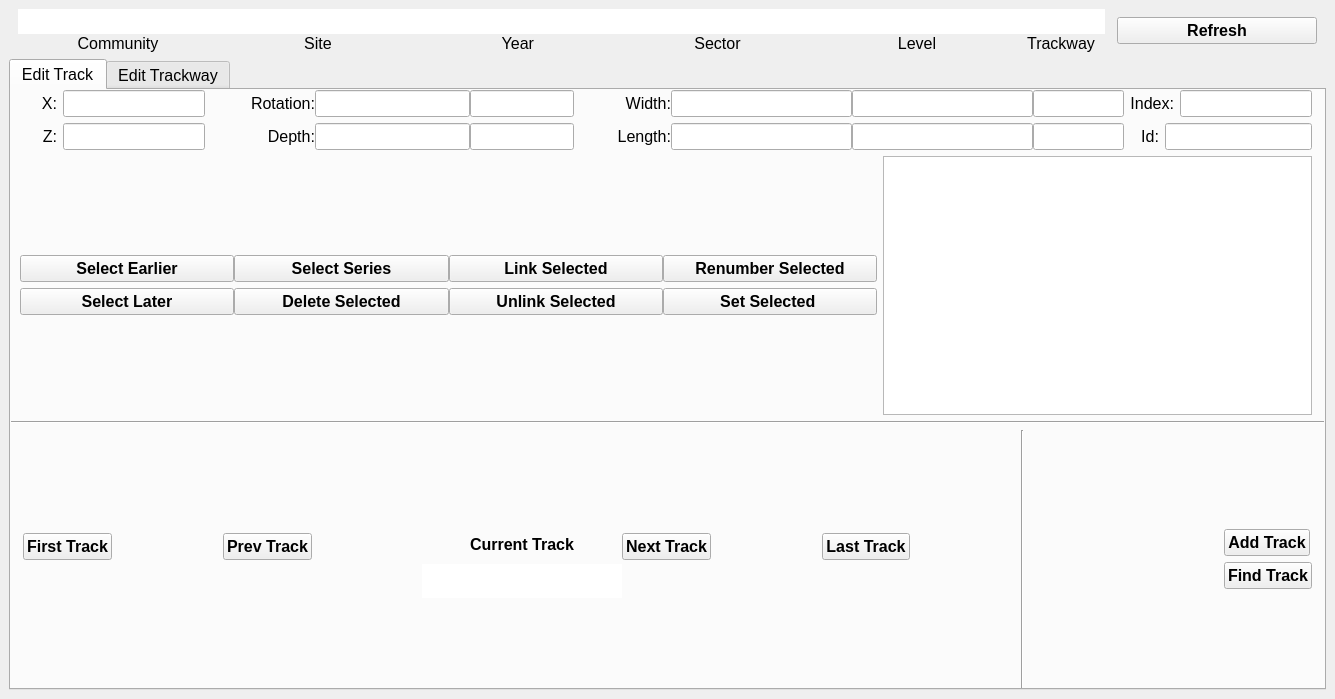
Above: resources/widget/tools/TrackwayManagerWidget/TrackwayManagerWidget.ui from sernst/Cadence before the change. Below: the same form after it.
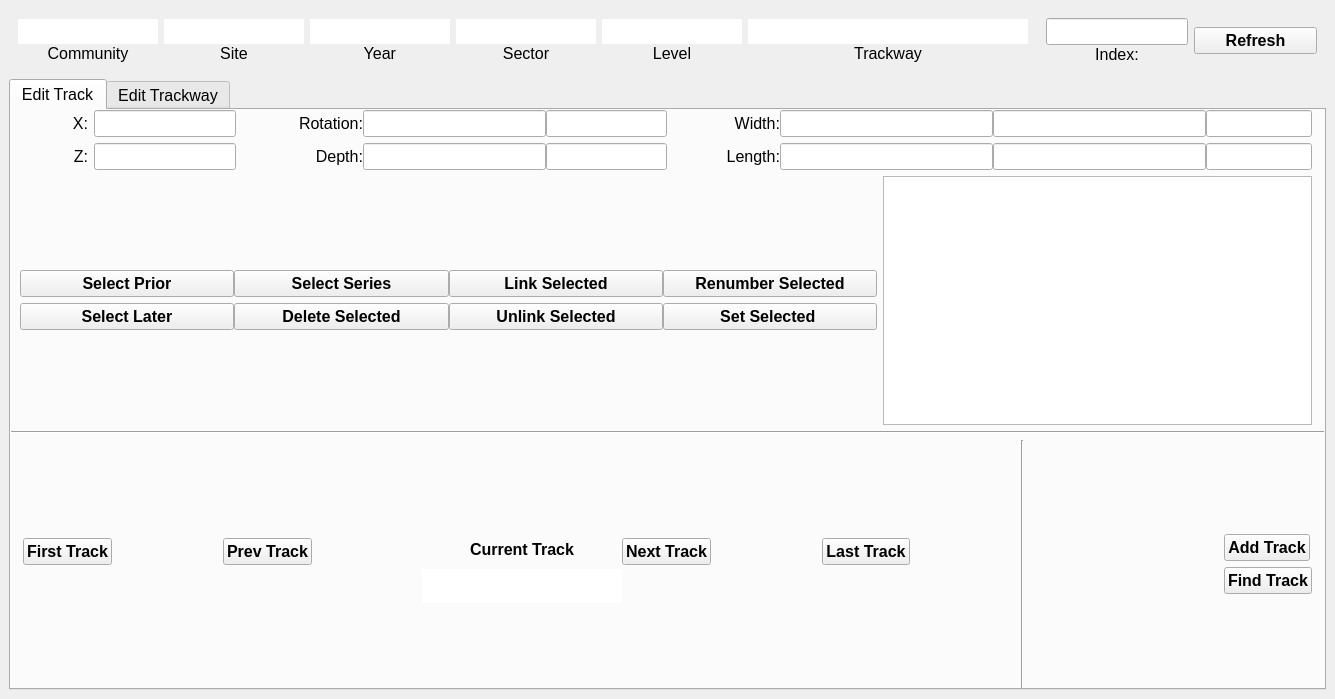
That is the form after the change. The open tabs and pages were chosen to show the change. Icons and pictures are not drawn.

Commit message: KAS: Beginning to refactor TrackwayManagerWidget to use db protocols

```diff
--- a/resources/widget/tools/TrackwayManagerWidget/TrackwayManagerWidget.ui
+++ b/resources/widget/tools/TrackwayManagerWidget/TrackwayManagerWidget.ui
@@ -54,16 +54,7 @@
           <pointsize>12</pointsize>
          </font>
         </property>
-        <layout class="QHBoxLayout" name="horizontalLayout_4" stretch="2,2,2,2,2,1,2">
-         <property name="spacing">
-          <number>0</number>
-         </property>
-         <property name="topMargin">
-          <number>0</number>
-         </property>
-         <property name="bottomMargin">
-          <number>0</number>
-         </property>
+        <layout class="QHBoxLayout" name="horizontalLayout">
          <item>
           <widget class="QWidget" name="widget" native="true">
            <property name="sizePolicy">
@@ -536,6 +527,69 @@
            </layout>
           </widget>
          </item>
+         <item>
+          <widget class="QWidget" name="widget_2" native="true">
+           <property name="sizePolicy">
+            <sizepolicy hsizetype="Expanding" vsizetype="Fixed">
+             <horstretch>0</horstretch>
+             <verstretch>0</verstretch>
+            </sizepolicy>
+           </property>
+           <layout class="QVBoxLayout" name="verticalLayout_11">
+            <property name="spacing">
+             <number>0</number>
+            </property>
+            <property name="margin">
+             <number>0</number>
+            </property>
+            <item>
+             <widget class="QLineEdit" name="indexLE">
+              <property name="sizePolicy">
+               <sizepolicy hsizetype="Expanding" vsizetype="Fixed">
+                <horstretch>0</horstretch>
+                <verstretch>0</verstretch>
+               </sizepolicy>
+              </property>
+              <property name="font">
+               <font>
+                <pointsize>12</pointsize>
+               </font>
+              </property>
+              <property name="frame">
+               <bool>true</bool>
+              </property>
+              <property name="alignment">
+               <set>Qt::AlignRight|Qt::AlignTrailing|Qt::AlignVCenter</set>
+              </property>
+             </widget>
+            </item>
+            <item>
+             <widget class="QLabel" name="indexLbl">
+              <property name="sizePolicy">
+               <sizepolicy hsizetype="Expanding" vsizetype="Fixed">
+                <horstretch>0</horstretch>
+                <verstretch>0</verstretch>
+               </sizepolicy>
+              </property>
+              <property name="font">
+               <font>
+                <pointsize>12</pointsize>
+               </font>
+              </property>
+              <property name="contextMenuPolicy">
+               <enum>Qt::DefaultContextMenu</enum>
+              </property>
+              <property name="text">
+               <string>Index:</string>
+              </property>
+              <property name="alignment">
+               <set>Qt::AlignCenter</set>
+              </property>
+             </widget>
+            </item>
+           </layout>
+          </widget>
+         </item>
          <item>
           <widget class="QPushButton" name="refreshBtn">
            <property name="sizePolicy">
@@ -597,7 +651,7 @@
               <verstretch>0</verstretch>
              </sizepolicy>
             </property>
-            <layout class="QHBoxLayout" name="horizontalLayout_15" stretch="1,2,3,1">
+            <layout class="QHBoxLayout" name="horizontalLayout_15" stretch="1,2,3">
              <property name="leftMargin">
               <number>12</number>
              </property>
@@ -1221,157 +1275,6 @@
                </layout>
               </widget>
              </item>
-             <item>
-              <widget class="QWidget" name="widget_11" native="true">
-               <property name="sizePolicy">
-                <sizepolicy hsizetype="Expanding" vsizetype="Fixed">
-                 <horstretch>0</horstretch>
-                 <verstretch>0</verstretch>
-                </sizepolicy>
-               </property>
-               <layout class="QVBoxLayout" name="verticalLayout_11" stretch="0,0">
-                <property name="margin">
-                 <number>0</number>
-                </property>
-                <item>
-                 <widget class="QWidget" name="widget_2" native="true">
-                  <property name="sizePolicy">
-                   <sizepolicy hsizetype="Expanding" vsizetype="Fixed">
-                    <horstretch>0</horstretch>
-                    <verstretch>0</verstretch>
-                   </sizepolicy>
-                  </property>
-                  <property name="font">
-                   <font>
-                    <pointsize>12</pointsize>
-                   </font>
-                  </property>
-                  <layout class="QHBoxLayout" name="horizontalLayout" stretch="1,5">
-                   <property name="spacing">
-                    <number>-1</number>
-                   </property>
-                   <property name="margin">
-                    <number>0</number>
-                   </property>
-                   <item>
-                    <widget class="QLabel" name="indexLbl">
-                     <property name="sizePolicy">
-                      <sizepolicy hsizetype="Expanding" vsizetype="Fixed">
-                       <horstretch>0</horstretch>
-                       <verstretch>0</verstretch>
-                      </sizepolicy>
-                     </property>
-                     <property name="font">
-                      <font>
-                       <pointsize>12</pointsize>
-                      </font>
-                     </property>
-                     <property name="contextMenuPolicy">
-                      <enum>Qt::DefaultContextMenu</enum>
-                     </property>
-                     <property name="text">
-                      <string>Index:</string>
-                     </property>
-                     <property name="alignment">
-                      <set>Qt::AlignRight|Qt::AlignTrailing|Qt::AlignVCenter</set>
-                     </property>
-                    </widget>
-                   </item>
-                   <item>
-                    <widget class="QLineEdit" name="indexLE">
-                     <property name="sizePolicy">
-                      <sizepolicy hsizetype="Expanding" vsizetype="Fixed">
-                       <horstretch>0</horstretch>
-                       <verstretch>0</verstretch>
-                      </sizepolicy>
-                     </property>
-                     <property name="font">
-                      <font>
-                       <pointsize>12</pointsize>
-                      </font>
-                     </property>
-                     <property name="frame">
-                      <bool>true</bool>
-                     </property>
-                     <property name="alignment">
-                      <set>Qt::AlignRight|Qt::AlignTrailing|Qt::AlignVCenter</set>
-                     </property>
-                    </widget>
-                   </item>
-                  </layout>
-                 </widget>
-                </item>
-                <item>
-                 <widget class="QWidget" name="widget_10" native="true">
-                  <property name="sizePolicy">
-                   <sizepolicy hsizetype="Expanding" vsizetype="Fixed">
-                    <horstretch>0</horstretch>
-                    <verstretch>0</verstretch>
-                   </sizepolicy>
-                  </property>
-                  <property name="font">
-                   <font>
-                    <pointsize>12</pointsize>
-                   </font>
-                  </property>
-                  <layout class="QHBoxLayout" name="horizontalLayout_5" stretch="1,5">
-                   <property name="spacing">
-                    <number>-1</number>
-                   </property>
-                   <property name="margin">
-                    <number>0</number>
-                   </property>
-                   <item>
-                    <widget class="QLabel" name="idLbl">
-                     <property name="sizePolicy">
-                      <sizepolicy hsizetype="Expanding" vsizetype="Fixed">
-                       <horstretch>0</horstretch>
-                       <verstretch>0</verstretch>
-                      </sizepolicy>
-                     </property>
-                     <property name="font">
-                      <font>
-                       <pointsize>12</pointsize>
-                      </font>
-                     </property>
-                     <property name="contextMenuPolicy">
-                      <enum>Qt::DefaultContextMenu</enum>
-                     </property>
-                     <property name="text">
-                      <string>Id:</string>
-                     </property>
-                     <property name="alignment">
-                      <set>Qt::AlignRight|Qt::AlignTrailing|Qt::AlignVCenter</set>
-                     </property>
-                    </widget>
-                   </item>
-                   <item>
-                    <widget class="QLineEdit" name="idLE">
-                     <property name="sizePolicy">
-                      <sizepolicy hsizetype="Expanding" vsizetype="Fixed">
-                       <horstretch>0</horstretch>
-                       <verstretch>0</verstretch>
-                      </sizepolicy>
-                     </property>
-                     <property name="font">
-                      <font>
-                       <pointsize>12</pointsize>
-                      </font>
-                     </property>
-                     <property name="frame">
-                      <bool>true</bool>
-                     </property>
-                     <property name="alignment">
-                      <set>Qt::AlignRight|Qt::AlignTrailing|Qt::AlignVCenter</set>
-                     </property>
-                    </widget>
-                   </item>
-                  </layout>
-                 </widget>
-                </item>
-               </layout>
-              </widget>
-             </item>
             </layout>
            </widget>
           </item>
@@ -1432,7 +1335,7 @@
                    </font>
                   </property>
                   <property name="text">
-                   <string>Select Earlier</string>
+                   <string>Select Prior</string>
                   </property>
                   <property name="icon">
                    <iconset>
@@ -1823,7 +1726,7 @@
                  <pointsize>12</pointsize>
                 </font>
                </property>
-               <layout class="QVBoxLayout" name="verticalLayout" stretch="1,1">
+               <layout class="QVBoxLayout" name="verticalLayout" stretch="0,0">
                 <property name="spacing">
                  <number>-1</number>
                 </property>
```
Left out of the diff: 5 changed lines with no effect on the pictures. The commit also changes 9 other files.
